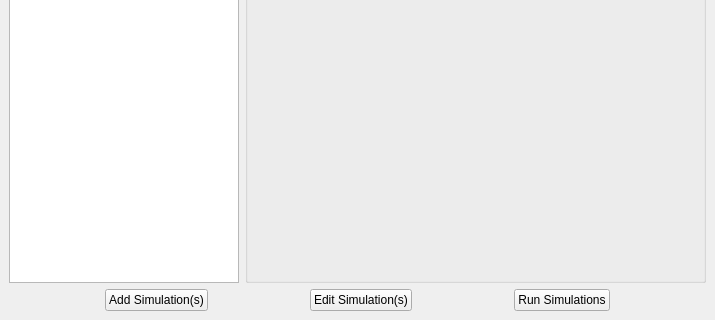
Above: gui/main.ui from domischi/IAMS before the change; both pictures show x 0 to 715 and y 507 to 827 of the 715 by 827 pixel window. Below: the same form after it.
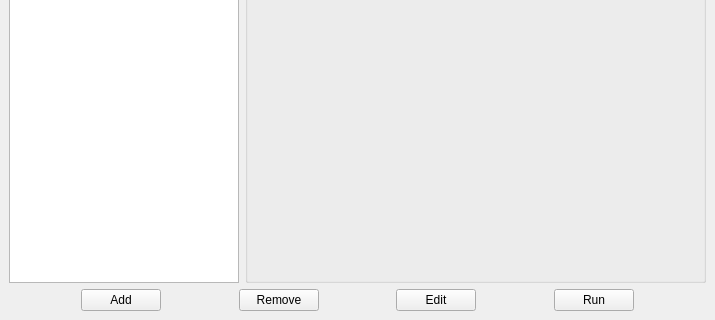
That is the form after the change.

Commit message: Allow removal of simulations

Diff of the .ui file:
```diff
--- a/gui/main.ui
+++ b/gui/main.ui
@@ -56,7 +56,27 @@
       <item>
        <widget class="QPushButton" name="button_add_sims">
         <property name="text">
-         <string>Add Simulation(s)</string>
+         <string>Add</string>
+        </property>
+       </widget>
+      </item>
+      <item>
+       <spacer name="horizontalSpacer_5">
+        <property name="orientation">
+         <enum>Qt::Horizontal</enum>
+        </property>
+        <property name="sizeHint" stdset="0">
+         <size>
+          <width>40</width>
+          <height>20</height>
+         </size>
+        </property>
+       </spacer>
+      </item>
+      <item>
+       <widget class="QPushButton" name="button_remove_sims">
+        <property name="text">
+         <string>Remove</string>
         </property>
        </widget>
       </item>
@@ -76,7 +96,7 @@
       <item>
        <widget class="QPushButton" name="button_edit_sims">
         <property name="text">
-         <string>Edit Simulation(s)</string>
+         <string>Edit</string>
         </property>
        </widget>
       </item>
@@ -96,7 +116,7 @@
       <item>
        <widget class="QPushButton" name="button_run_sims">
         <property name="text">
-         <string>Run Simulations</string>
+         <string>Run</string>
         </property>
        </widget>
       </item>
```
The commit also changes 2 other files.
